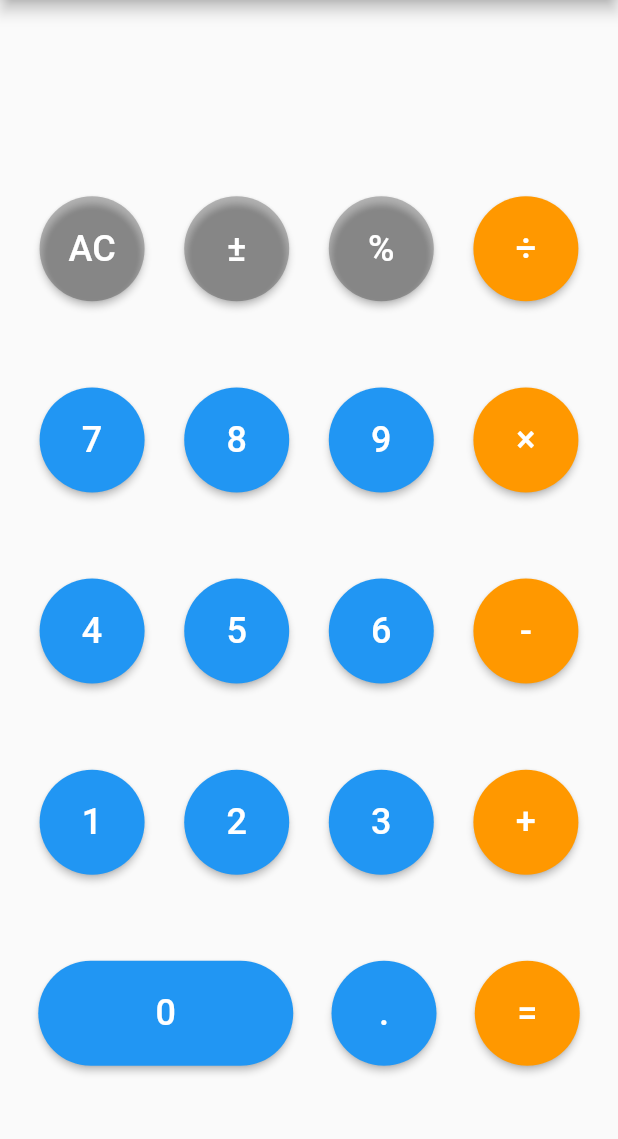
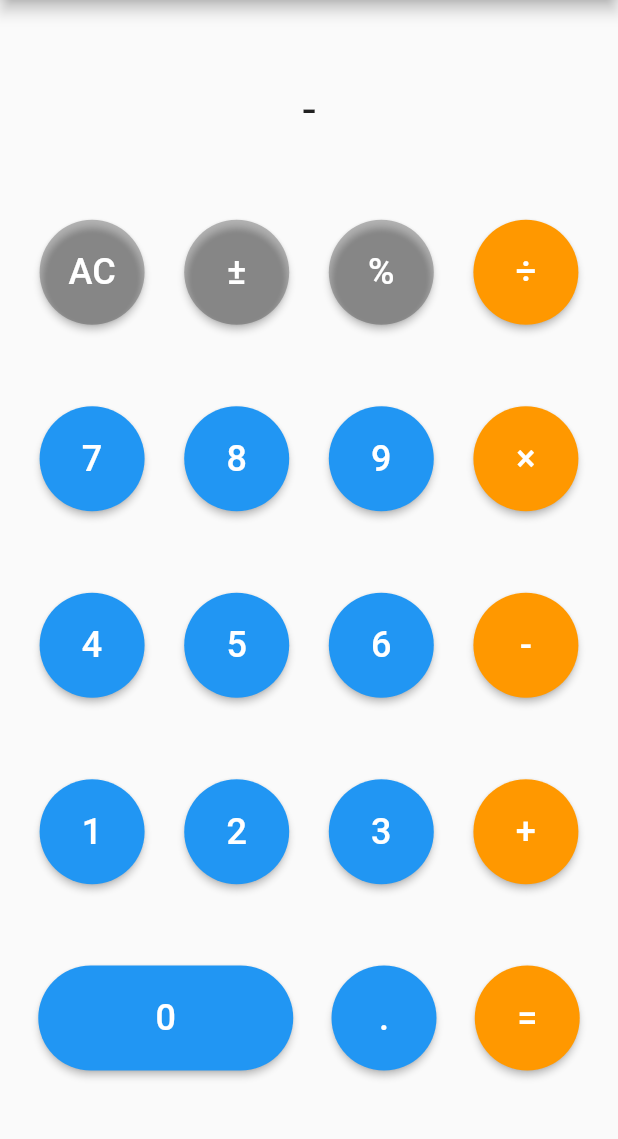
Before and after one commit to yuya-okada527/flutter_calculator_sample, a Flutter app: the screen it shows after launch, after a tap on an icon or button, on a phone screen of 412 x 824 dp, the part 84-1223 px from its top. Run offline on Flutter 3.47's test engine with Material 2 defaults, Android fonts, the phone set to English and light mode, and no system bars; missing offline and left inert: expressions.

Commit message:
add expression utils

```diff
--- a/lib/pages/home_page.dart
+++ b/lib/pages/home_page.dart
@@ -1,4 +1,5 @@
 import 'package:flutter/material.dart';
+import 'package:flutter_calculator/utils/expression_utils.dart';
 import 'package:flutter_calculator/widgets/calculator_button.dart';
 
 class Calculator extends StatefulWidget {
@@ -15,8 +16,9 @@ class _CalculatorState extends State<Calculator> {
     if (_expression.isEmpty) {
       return;
     }
-    // ignore: todo
-    // TODO: implements!
+    setState(() {
+      _expression = ExpressionUtils.eval(_expression);
+    });
   }
 
   @override
@@ -29,7 +31,12 @@ class _CalculatorState extends State<Calculator> {
         child: Column(
           mainAxisAlignment: MainAxisAlignment.spaceEvenly,
           children: <Widget>[
-            Text(_expression),
+            Text(
+              _expression,
+              style: const TextStyle(
+                fontSize: 32,
+              ),
+            ),
             Row(
               mainAxisAlignment: MainAxisAlignment.spaceEvenly,
               children: <Widget>[
@@ -46,8 +53,9 @@ class _CalculatorState extends State<Calculator> {
                 CalculatorButton(
                   value: "±",
                   onClick: () {
-                    // ignore: todo
-                    // TODO: implements!
+                    setState(() {
+                      _expression += "-";
+                    });
                   },
                   color: Colors.black26,
                   isWide: false,
@@ -235,10 +243,7 @@ class _CalculatorState extends State<Calculator> {
                 CalculatorButton(
                   value: "=",
                   onClick: () {
-                    // ignore: todo
-                    // TODO: implements!
-                    // ignore: avoid_print
-                    print("calculate!!");
+                    _calculate();
                   },
                   color: Colors.orange,
                   isWide: false,
```
Also changed, not shown: lib/utils/expression_utils.dart (added, +16 -0 lines).
